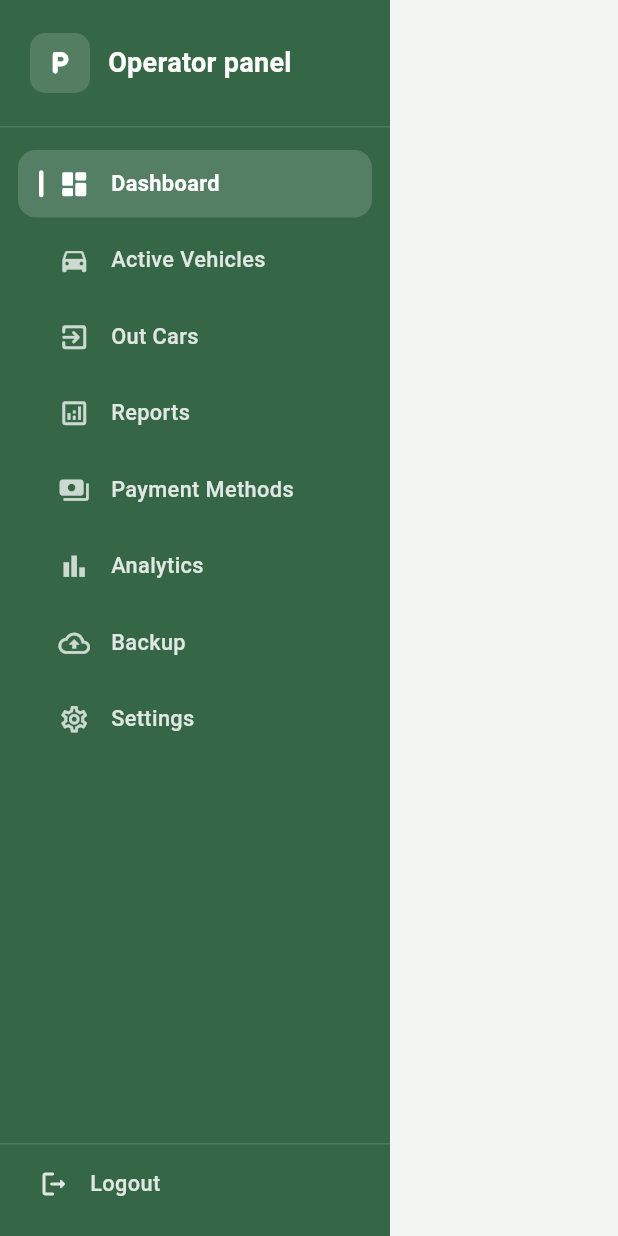
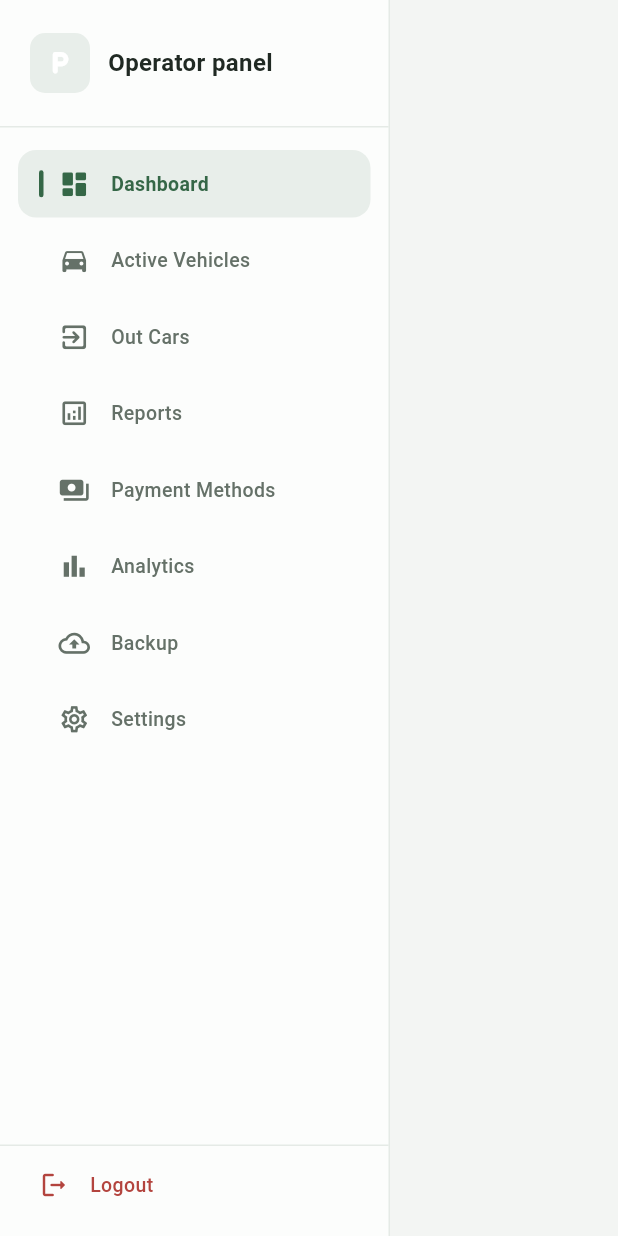
Before and after one commit to Abraham12gha/parking_management_system, a Flutter app: the OperatorSidebar widget shown alone on an empty page, opened directly with empty values, on a phone screen of 412 x 824 dp. Run offline on Flutter 3.47's test engine with Material 3 defaults, Android fonts, the phone set to English and light mode, and no system bars; our stand-ins replace cloud_firestore, connectivity_plus, firebase_auth, firebase_core, image_picker, package_info_plus and 1 more; missing offline and left inert: dart:html, window_manager; accounts and stored records are empty.

Commit message:
Restyle operator navigation for shared theme

```diff
--- a/lib/operator_app/operator_sidebar.dart
+++ b/lib/operator_app/operator_sidebar.dart
@@ -77,12 +77,15 @@ class OperatorSidebar extends StatelessWidget {
 
     return Container(
       width: width,
-      color: colorScheme.primary,
+      decoration: BoxDecoration(
+        color: colorScheme.surface,
+        border: Border(right: BorderSide(color: colorScheme.outlineVariant)),
+      ),
       child: SafeArea(
         child: Column(
           children: [
             _Brand(colorScheme: colorScheme),
-            Divider(color: colorScheme.onPrimary.withOpacity(0.12), height: 1),
+            Divider(color: colorScheme.outlineVariant, height: 1),
             const SizedBox(height: 12),
             Expanded(
               child: ListView.builder(
@@ -100,7 +103,7 @@ class OperatorSidebar extends StatelessWidget {
                 },
               ),
             ),
-            Divider(color: colorScheme.onPrimary.withOpacity(0.12), height: 1),
+            Divider(color: colorScheme.outlineVariant, height: 1),
             _LogoutTile(colorScheme: colorScheme, onTap: onLogout),
             const SizedBox(height: 8),
           ],
@@ -124,7 +127,7 @@ class _Brand extends StatelessWidget {
           Container(
             padding: const EdgeInsets.all(6),
             decoration: BoxDecoration(
-              color: colorScheme.onPrimary.withOpacity(0.15),
+              color: colorScheme.primary.withValues(alpha: 0.10),
               borderRadius: BorderRadius.circular(10),
             ),
             child: const CompanyLogo(size: 28),
@@ -133,10 +136,9 @@ class _Brand extends StatelessWidget {
           Text(
             'Operator panel',
             style: TextStyle(
-              color: colorScheme.onPrimary,
-              fontSize: 18,
-              fontWeight: FontWeight.w700,
-              letterSpacing: 0.2,
+              color: colorScheme.onSurface,
+              fontSize: 16,
+              fontWeight: FontWeight.w600,
             ),
           ),
         ],
@@ -172,7 +174,7 @@ class _SidebarTile extends StatelessWidget {
             padding: const EdgeInsets.symmetric(horizontal: 14, vertical: 12),
             decoration: BoxDecoration(
               color: selected
-                  ? colorScheme.onPrimary.withOpacity(0.16)
+                  ? colorScheme.primary.withValues(alpha: 0.10)
                   : Colors.transparent,
               borderRadius: BorderRadius.circular(12),
             ),
@@ -183,26 +185,26 @@ class _SidebarTile extends StatelessWidget {
                   width: 3,
                   height: 18,
                   decoration: BoxDecoration(
-                    color: selected
-                        ? colorScheme.onPrimary
-                        : Colors.transparent,
+                    color: selected ? colorScheme.primary : Colors.transparent,
                     borderRadius: BorderRadius.circular(4),
                   ),
                 ),
                 const SizedBox(width: 10),
                 Icon(
                   selected ? (item.selectedIcon ?? item.icon) : item.icon,
-                  color: colorScheme.onPrimary.withOpacity(selected ? 1 : 0.75),
+                  color: selected
+                      ? colorScheme.primary
+                      : colorScheme.onSurfaceVariant,
                   size: 21,
                 ),
                 const SizedBox(width: 14),
                 Text(
                   item.label,
                   style: TextStyle(
-                    color: colorScheme.onPrimary.withOpacity(
-                      selected ? 1 : 0.85,
-                    ),
-                    fontSize: 14.5,
+                    color: selected
+                        ? colorScheme.primary
+                        : colorScheme.onSurfaceVariant,
+                    fontSize: 13,
                     fontWeight: selected ? FontWeight.w600 : FontWeight.w500,
                   ),
                 ),
@@ -234,17 +236,13 @@ class _LogoutTile extends StatelessWidget {
             padding: const EdgeInsets.symmetric(horizontal: 14, vertical: 12),
             child: Row(
               children: [
-                Icon(
-                  Icons.logout_rounded,
-                  color: colorScheme.onPrimary.withOpacity(0.85),
-                  size: 20,
-                ),
+                Icon(Icons.logout_rounded, color: colorScheme.error, size: 20),
                 const SizedBox(width: 14),
                 Text(
                   'Logout',
                   style: TextStyle(
-                    color: colorScheme.onPrimary.withOpacity(0.85),
-                    fontSize: 14.5,
+                    color: colorScheme.error,
+                    fontSize: 13,
                     fontWeight: FontWeight.w500,
                   ),
                 ),
```
